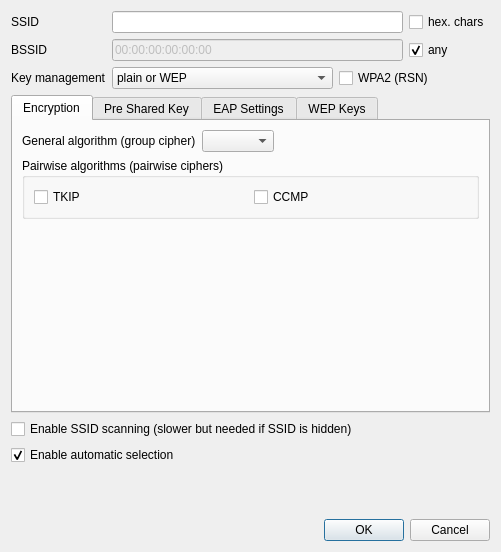
First picture: the form in qnut/apconf.ui, repository dosnut/nut, before the edit.
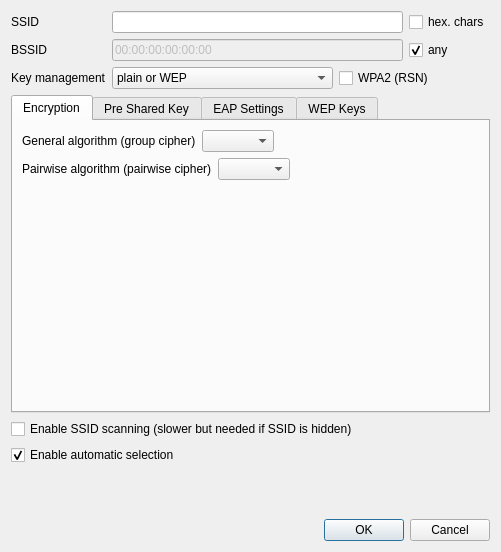
Second picture: the form after the edit.

Diff of the .ui file:
```diff
--- a/qnut/apconf.ui
+++ b/qnut/apconf.ui
@@ -162,27 +162,31 @@
         </layout>
        </item>
        <item>
-        <widget class="QGroupBox" name="prwCipGroup" >
-         <property name="title" >
-          <string>Pairwise algorithms (pairwise ciphers)</string>
-         </property>
          <layout class="QHBoxLayout" >
           <item>
-           <widget class="QCheckBox" name="prwTKIPCheck" >
+          <widget class="QLabel" name="prwCipLabel" >
             <property name="text" >
-             <string>TKIP</string>
+            <string>Pairwise algorithm (pairwise cipher)</string>
             </property>
            </widget>
           </item>
           <item>
-           <widget class="QCheckBox" name="prwCCMPCheck" >
-            <property name="text" >
-             <string>CCMP</string>
-            </property>
-           </widget>
-          </item>
-         </layout>
-        </widget>
+          <widget class="QComboBox" name="prwCipCombo" />
+         </item>
+         <item>
+          <spacer>
+           <property name="orientation" >
+            <enum>Qt::Horizontal</enum>
+           </property>
+           <property name="sizeHint" >
+            <size>
+             <width>40</width>
+             <height>20</height>
+            </size>
+           </property>
+          </spacer>
+         </item>
+        </layout>
        </item>
        <item>
         <spacer>
```
Left out of the diff: 2 changed lines with no effect on the pictures. Lines whose indentation alone changed are shown as unchanged.
